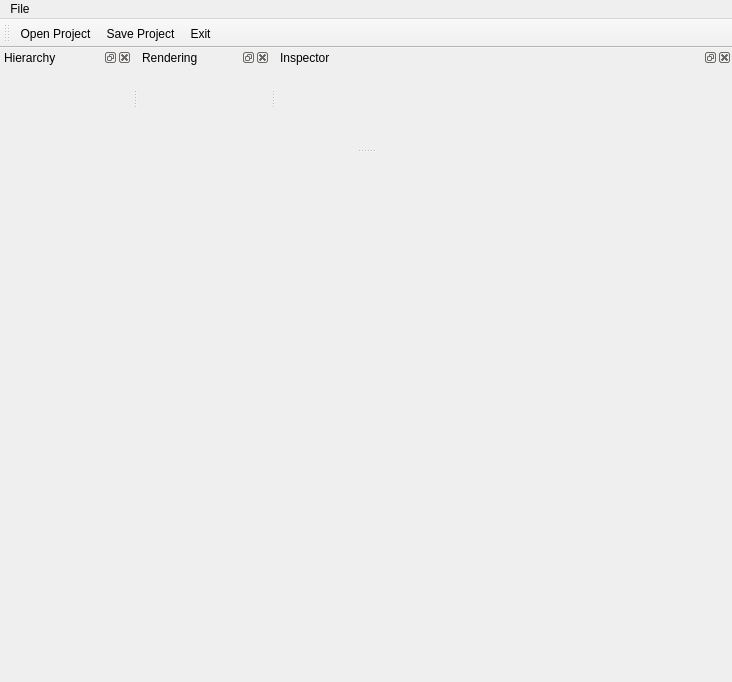
The window that mainwindow.ui (rogerbusquets97/Graphics-Engine) describes before a commit, drawn with Qt 5.
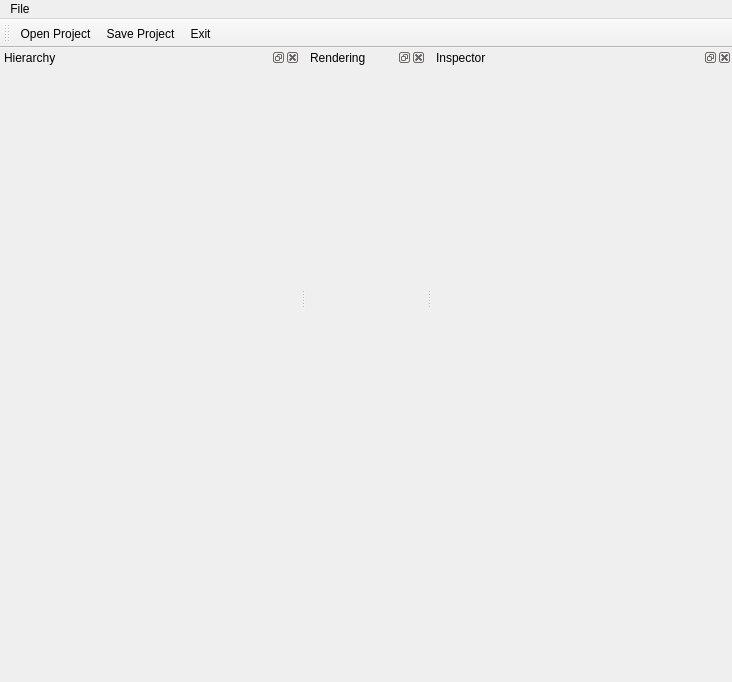
The same window after the commit.

```diff
--- a/mainwindow.ui
+++ b/mainwindow.ui
@@ -49,6 +49,18 @@
    <addaction name="actionExit"/>
   </widget>
   <widget class="QDockWidget" name="HierarchyDock">
+   <property name="minimumSize">
+    <size>
+     <width>200</width>
+     <height>100</height>
+    </size>
+   </property>
+   <property name="maximumSize">
+    <size>
+     <width>300</width>
+     <height>500</height>
+    </size>
+   </property>
    <property name="windowTitle">
     <string>Hierarchy</string>
    </property>
@@ -58,6 +70,12 @@
    <widget class="QWidget" name="dockWidgetContents_12"/>
   </widget>
   <widget class="QDockWidget" name="RenderingDock_2">
+   <property name="minimumSize">
+    <size>
+     <width>80</width>
+     <height>500</height>
+    </size>
+   </property>
    <property name="windowTitle">
     <string>Rendering</string>
    </property>
@@ -75,7 +93,7 @@
    </property>
    <property name="maximumSize">
     <size>
-     <width>500</width>
+     <width>300</width>
      <height>500</height>
     </size>
    </property>
```
